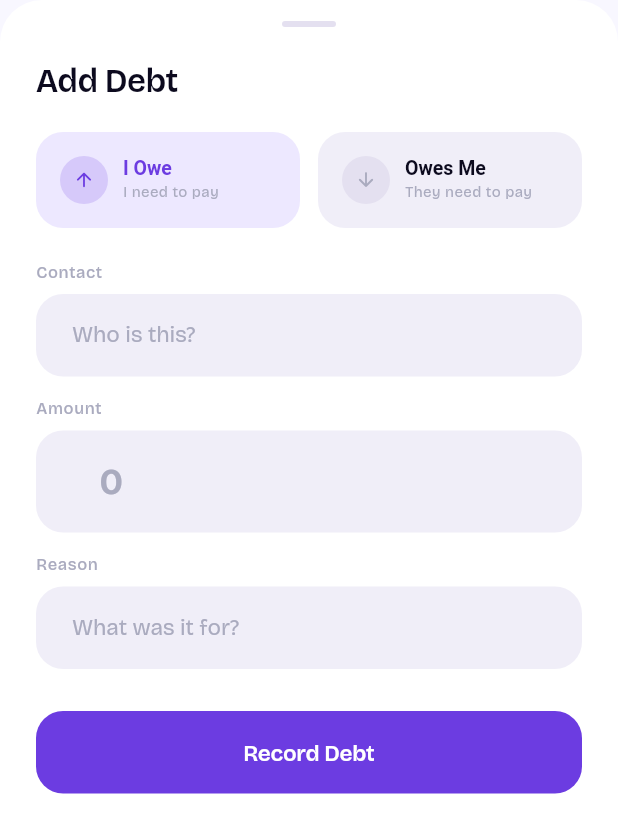
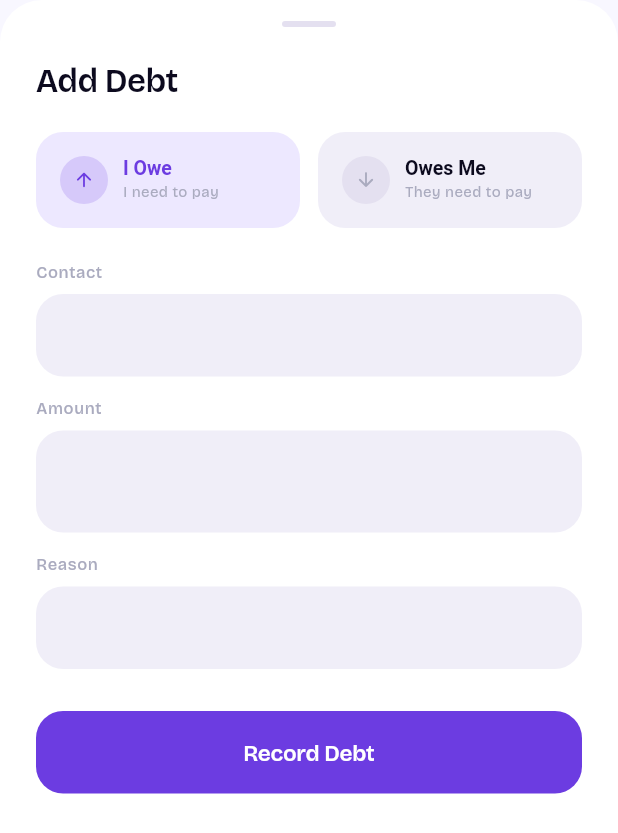
Before and after one commit to chefken/xledge, a Flutter app: the AddDebtSheet widget shown alone on an empty page, opened directly, on a phone screen of 412 x 824 dp. Shown: the top 833 px of the screen. Run offline on Flutter 3.47's test engine with Material 3 defaults, Android fonts, the phone set to English and light mode, and no system bars; our stand-ins replace fl_chart, google_fonts, hive, hive_flutter, local_auth, pdf and 2 more; accounts and stored records are empty; Roboto replaces fonts that are missing (BricolageGrotesque).

Commit message:
debt pg v3

```diff
--- a/lib/screens/add_debt_sheet.dart
+++ b/lib/screens/add_debt_sheet.dart
@@ -106,14 +106,14 @@ class _AddDebtSheetState extends State<AddDebtSheet>
                 const SizedBox(height: 22),
                 _SheetField(
                   controller: _nameCtrl,
-                  hint: 'Who is this?',
+                  hint: '',
                   label: 'Contact',
                   capitalization: TextCapitalization.words,
                 ),
                 const SizedBox(height: 14),
                 _SheetField(
                   controller: _amountCtrl,
-                  hint: '0',
+                  hint: '',
                   label: 'Amount',
                   prefix: '₹  ',
                   keyboardType: const TextInputType.numberWithOptions(decimal: true),
@@ -122,7 +122,7 @@ class _AddDebtSheetState extends State<AddDebtSheet>
                 const SizedBox(height: 14),
                 _SheetField(
                   controller: _descCtrl,
-                  hint: 'What was it for?',
+                  hint: '',
                   label: 'Reason',
                   capitalization: TextCapitalization.sentences,
                 ),
```
